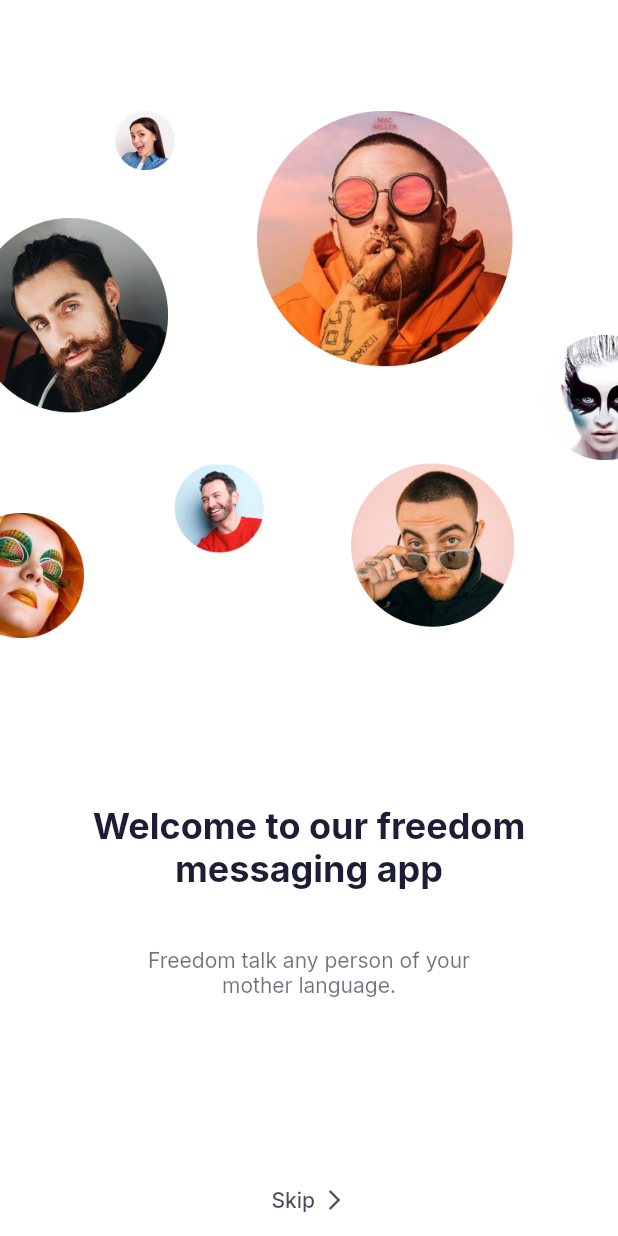
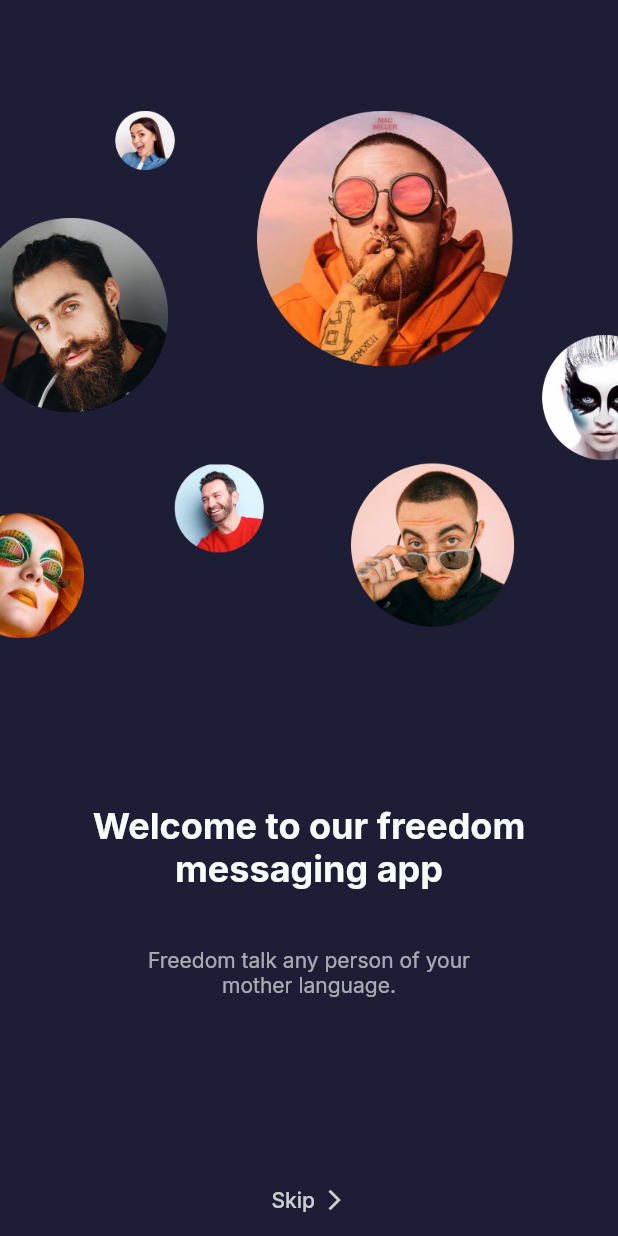
Before and after one commit to abuanwar072/Chat-Messaging-App-Light-and-Dark-Theme, a Flutter app: the screen it shows after launch, on a phone screen of 412 x 824 dp. Run offline on Flutter 3.47's test engine with Material 2 defaults, Android fonts, the phone set to English and light mode, and no system bars; our stand-ins replace google_fonts.

Commit message:
bug fixed

```diff
--- a/lib/main.dart
+++ b/lib/main.dart
@@ -11,10 +11,11 @@
   @override
   Widget build(BuildContext context) {
     return MaterialApp(
-      title: 'Flutter Demo',
+      title: 'The Flutter Way',
       debugShowCheckedModeBanner: false,
       theme: lightThemeData(context),
       darkTheme: darkThemeData(context),
+      themeMode: ThemeMode.dark,
       home: WelcomeScreen(),
     );
   }
--- a/lib/screens/chats/chats_screen.dart
+++ b/lib/screens/chats/chats_screen.dart
@@ -53,6 +53,7 @@
 
   AppBar buildAppBar() {
     return AppBar(
+      backgroundColor: kPrimaryColor,
       automaticallyImplyLeading: false,
       title: Text("Chats"),
       actions: [
--- a/lib/screens/messages/components/text_message.dart
+++ b/lib/screens/messages/components/text_message.dart
@@ -14,9 +14,9 @@
   @override
   Widget build(BuildContext context) {
     return Container(
-      color: MediaQuery.of(context).platformBrightness == Brightness.dark
-          ? Colors.white
-          : Colors.black,
+      // color: MediaQuery.of(context).platformBrightness == Brightness.dark
+      //     ? Colors.white
+      //     : Colors.black,
       padding: EdgeInsets.symmetric(
         horizontal: kDefaultPadding * 0.75,
         vertical: kDefaultPadding / 2,
--- a/lib/theme.dart
+++ b/lib/theme.dart
@@ -35,7 +35,7 @@
   return ThemeData.dark().copyWith(
     primaryColor: kPrimaryColor,
     scaffoldBackgroundColor: kContentColorLightTheme,
-    appBarTheme: appBarTheme,
+    appBarTheme: appBarTheme.copyWith(backgroundColor: kContentColorLightTheme),
     iconTheme: IconThemeData(color: kContentColorDarkTheme),
     textTheme: GoogleFonts.interTextTheme(Theme.of(context).textTheme)
         .apply(bodyColor: kContentColorDarkTheme),
```
Also changed, not shown: pubspec.lock, 6 other files.
